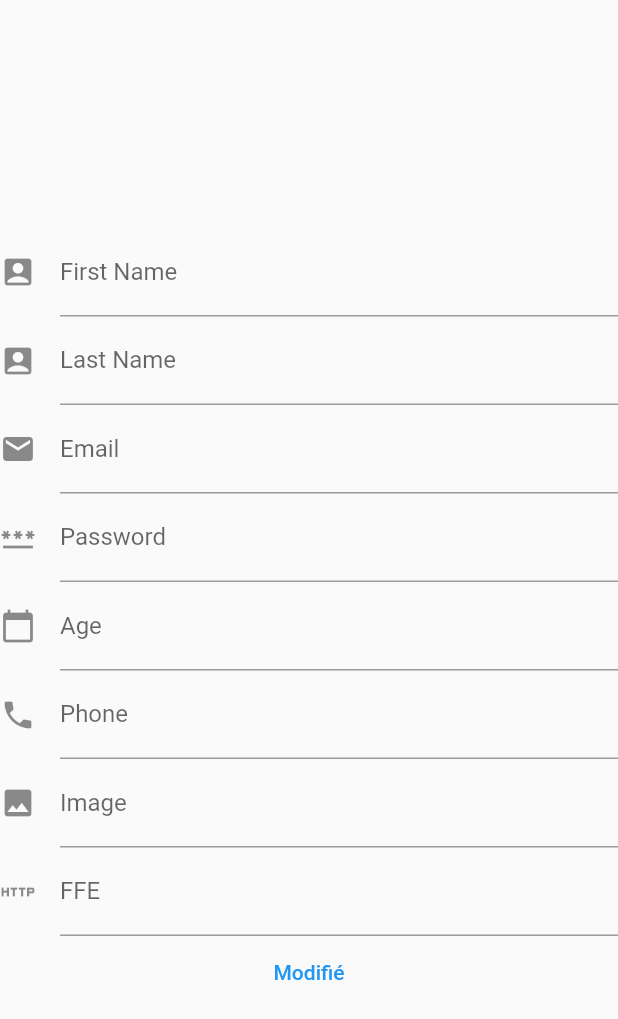
After one commit to walidhaddoury/App-Flutter, a Flutter app: the UserProfil screen opened directly, on a phone screen of 412 x 824 dp. The commit adds this screen. Shown: the top 1019 px of the screen. Run offline on Flutter 3.47's test engine with Material 2 defaults, Android fonts, the phone set to English and light mode, and no system bars; missing offline and left inert: mongo_dart.

Commit message:
Begin profil

```diff
--- /dev/null
+++ b/lib/Database/mongodb.dart
@@ -0,0 +1,84 @@
+import 'dart:developer';
+
+import 'package:mongo_dart/mongo_dart.dart';
+import 'constant.dart';
+
+var horseCollection;
+var userCollection;
+
+class MongoDatabase {
+  static var db;
+
+  static connect() async {
+    db = await Db.create(MONGO_URL);
+    userCollection = db.collection(COLLECTION_NAME);
+    horseCollection = db.collection(COLLECTION_HORSE);
+    await db.open();
+    inspect(db);
+  }
+
+  static createUser(String mail, String password) async {
+    Map<String, dynamic> newUser = {
+      "mail": mail,
+      "password": password,
+    };
+
+    var collection = db.collection('Users');
+    print("==========REQUETE ADD USER==============");
+    await collection.insertOne(newUser);
+  }
+
+  static getUser(String mail) async {
+    var collection = db.collection('Users');
+    var userFound = await collection.findOne(where.eq('mail', mail));
+
+    return userFound;
+  }
+
+  static getUserById() async {
+    // var User = await userCollection.findOne(where.eq("_id", 'ObjectId("637e1c7597aa09342b883f49")'));
+
+    var User = await userCollection.findOne(where.eq("email", "walid@walid.fr"));
+    return User;
+  }
+
+  static updateUserById(
+      String firstName,
+      String lastName,
+      String email,
+      String password,
+      int age,
+      String phone,
+      String picture,
+      String ffe) async {
+    await userCollection.updateMany(where.eq("email", "walid@walid.fr"), modify.set("firstName", firstName));
+    await userCollection.updateMany(where.eq("email", "walid@walid.fr"), modify.set("lastName", lastName));
+    await userCollection.updateMany(where.eq("email", "walid@walid.fr"), modify.set("email", email));
+    await userCollection.updateMany(where.eq("email", "walid@walid.fr"), modify.set("password", password));
+    await userCollection.updateMany(where.eq("email", "walid@walid.fr"), modify.set("age", age));
+    await userCollection.updateMany(where.eq("email", "walid@walid.fr"), modify.set("phone", phone));
+    await userCollection.updateMany(where.eq("email", "walid@walid.fr"), modify.set("picture", picture));
+    await userCollection.updateMany(where.eq("email", "walid@walid.fr"), modify.set("ffe", ffe));
+  }
+
+  static listHorses() async {
+    var allHorses = await horseCollection.find().toList();
+    return allHorses;
+  }
+
+  static getHorse() async {
+    var horse = await horseCollection.findOne(where.eq("name", "Petit Tonerre"));
+    return horse;
+  }
+
+  static updateHorse(String nameForId, String name, String picture, int age, String coat, String breed, String gender) async {
+
+    await horseCollection.updateMany(where.eq("name", nameForId), modify.set("name", name));
+    await userCollection.updateMany(where.eq("name", nameForId), modify.set("picture", picture));
+    await userCollection.updateMany(where.eq("name", nameForId), modify.set("age", age));
+    await userCollection.updateMany(where.eq("name", nameForId), modify.set("coat", coat));
+    await userCollection.updateMany(where.eq("name", nameForId), modify.set("breed", breed));
+    await userCollection.updateMany(where.eq("name", nameForId), modify.set("gender", gender));
+
+  }
+}
--- /dev/null
+++ b/lib/UserModel/UserProfil.dart
@@ -0,0 +1,257 @@
+import 'dart:convert';
+import 'dart:math';
+
+import 'package:flutter/material.dart';
+import 'package:flutter/services.dart';
+import 'package:projet_flutter_pmu/UserModel/UserClass.dart';
+
+import '../Database/mongodb.dart';
+
+class UserProfil extends StatefulWidget {
+  const UserProfil({super.key});
+  static const tag = "second_page";
+
+  // This widget is the home page of your application. It is stateful, meaning
+  // that it has a State object (defined below) that contains fields that affect
+  // how it looks.
+
+  // This class is the configuration for the state. It holds the values (in this
+  // case the title) provided by the parent (in this case the App widget) and
+  // used by the build method of the State. Fields in a Widget subclass are
+  // always marked "final".
+
+  @override
+  State<UserProfil> createState() => _UserProfilState();
+}
+
+class _UserProfilState extends State<UserProfil> {
+  var user;
+  var horses;
+  var horse;
+  List<String> tabHorses = [];
+  var FirstNameController = TextEditingController();
+  var LastNameController = TextEditingController();
+  var EmailController = TextEditingController();
+  var PasswordController = TextEditingController();
+  var AgeController = TextEditingController();
+  var PhoneController = TextEditingController();
+  var PictureController = TextEditingController();
+  var FFEController = TextEditingController();
+  var test = TextEditingController();
+  var nameHorseController = TextEditingController();
+  var pictureHorseController = TextEditingController();
+  var ageHorseController = TextEditingController();
+  var coatHorseController = TextEditingController();
+  var breedHorseController = TextEditingController();
+  var genderHorseController = TextEditingController();
+
+  @override
+  Widget build(BuildContext context) {
+    user = MongoDatabase.getUserById().then((result) {
+
+      //setState(() {
+      user = result;
+      FirstNameController.text = user['firstName'];
+      LastNameController.text = user['lastName'];
+      EmailController.text = user['email'];
+      PasswordController.text = user['password'];
+      AgeController.text = "${user['age']}";
+      PhoneController.text = user['phone'];
+      PictureController.text = user['picture'];
+      FFEController.text = user['ffe'];
+      // });
+
+    });
+    horse = MongoDatabase.getHorse().then((resultHorse) {
+      horse = resultHorse;
+      nameHorseController.text = horse['name'];
+      pictureHorseController.text = horse["picture"];
+      ageHorseController.text = "${user['age']}";
+      coatHorseController.text = horse["coat"];
+      breedHorseController.text = horse["breed"];
+      genderHorseController.text = horse["gender"];
+    });
+
+
+    setState(() {
+      horses = MongoDatabase.listHorses().then((resultHorses) {
+        horses = resultHorses;
+      });
+    });
+
+    return Scaffold(
+      body: Form(
+        child: Column(
+          mainAxisAlignment: MainAxisAlignment.center,
+          children: [
+            TextFormField(
+                controller: FirstNameController,
+                decoration: const InputDecoration(
+                  labelText: 'First Name',
+                  icon: Icon(Icons.account_box),
+                )),
+            TextFormField(
+                controller: LastNameController,
+                decoration: const InputDecoration(
+                  labelText: 'Last Name',
+                  icon: Icon(Icons.account_box),
+                )),
+            TextFormField(
+                controller: EmailController,
+                decoration: const InputDecoration(
+                  labelText: 'Email',
+                  icon: Icon(Icons.email),
+                )),
+            TextFormField(
+                controller: PasswordController,
+                decoration: const InputDecoration(
+                  labelText: 'Password',
+                  icon: Icon(Icons.password),
+                )),
+            TextFormField(
+              controller: AgeController,
+              decoration: const InputDecoration(
+                labelText: 'Age',
+                icon: Icon(Icons.calendar_today),
+              ),
+              keyboardType: TextInputType.number,
+              inputFormatters: <TextInputFormatter>[
+                FilteringTextInputFormatter.digitsOnly
+              ],
+            ),
+            TextFormField(
+                controller: PhoneController,
+                decoration: const InputDecoration(
+                  labelText: 'Phone',
+                  icon: Icon(Icons.phone),
+                )),
+            TextFormField(
+                controller: PictureController,
+                decoration: const InputDecoration(
+                  labelText: 'Image',
+                  icon: Icon(Icons.image),
+                )),
+            /*Image.network(
+                "${PictureController}",
+                width:50
+            ),*/
+            TextFormField(
+                controller: FFEController,
+                decoration: const InputDecoration(
+                  labelText: 'FFE',
+                  icon: Icon(Icons.http),
+                )),
+            /* Expanded(
+              child: ListView.builder(
+                scrollDirection: Axis.vertical,
+                shrinkWrap: true,
+                itemBuilder: (context, index) {
+                  return Card(
+                    child: Column(
+                      children: [
+                        Padding(
+                          padding: const EdgeInsets.all(15.0),
+                          child: horses[index]["owners"] == EmailController.text
+                              ? Text(horses[index]["name"],
+                                  style:
+                                      TextStyle(backgroundColor: Colors.blue))
+                              : Text(
+                                  horses[index]["name"],
+                                  style: TextStyle(backgroundColor: Colors.red),
+                                ),
+                        ),
+                        IconButton(
+                          icon: Icon(Icons.check),
+                          onPressed: () {
+                            popupHorse(index);
+                          },
+                        )
+                      ],
+                    ),
+                  );
+                },
+                itemCount: 2,
+              ),
+            ),*/
+            TextButton(
+              style: ButtonStyle(
+                foregroundColor: MaterialStateProperty.all<Color>(Colors.blue),
+              ),
+              onPressed: () {
+                MongoDatabase.updateUserById(FirstNameController.text, LastNameController.text, EmailController.text, PasswordController.text, int.parse(AgeController.text), PhoneController.text, PictureController.text, FFEController.text);
+              },
+              child: Text('Modifié'),
+            ),
+          ],
+        ),
+      ),
+    );
+  }
+
+  popupHorse(int index) {
+    if (horses[index]["owners"] == EmailController) {
+      AlertDialog alert = AlertDialog(
+          title: Text(horses[index]["name"]),
+          content: Column(
+            children: [
+              TextFormField(
+                controller: nameHorseController,
+              ),
+              TextFormField(
+                controller: pictureHorseController,
+              ),
+              TextFormField(
+                controller: ageHorseController,
+                keyboardType: TextInputType.number,
+                inputFormatters: <TextInputFormatter>[
+                  FilteringTextInputFormatter.digitsOnly
+                ],
+              ),
+              TextFormField(
+                controller: coatHorseController,
+              ),
+              TextFormField(
+                controller: breedHorseController,
+              ),
+              TextFormField(
+                controller: genderHorseController,
+              ),
+              TextButton(
+                style: ButtonStyle(
+                  foregroundColor:
+                  MaterialStateProperty.all<Color>(Colors.blue),
+                ),
+                onPressed: () {
+                  MongoDatabase.updateHorse(
+                    horse[index]["name"],
+                    nameHorseController.text,
+                    pictureHorseController.text,
+                    int.parse(ageHorseController.text),
+                    coatHorseController.text,
+                    breedHorseController.text,
+                    genderHorseController.text,
+                  );
+                },
+                child: Text('Modifié'),
+              ),
+            ],
+          ));
+      showDialog(
+        context: context,
+        builder: (BuildContext context) {
+          return alert;
+        },
+      );
+    } else {
+      AlertDialog alert = AlertDialog(
+        title: Text(horses[index]["name"]),
+      );
+      showDialog(
+        context: context,
+        builder: (BuildContext context) {
+          return alert;
+        },
+      );
+    }
+  }
+}
```
Also changed, not shown: lib/UserModel/UserClass.dart (+1 -10 lines), lib/database/mongodb.dart (deleted, +0 -18 lines).
